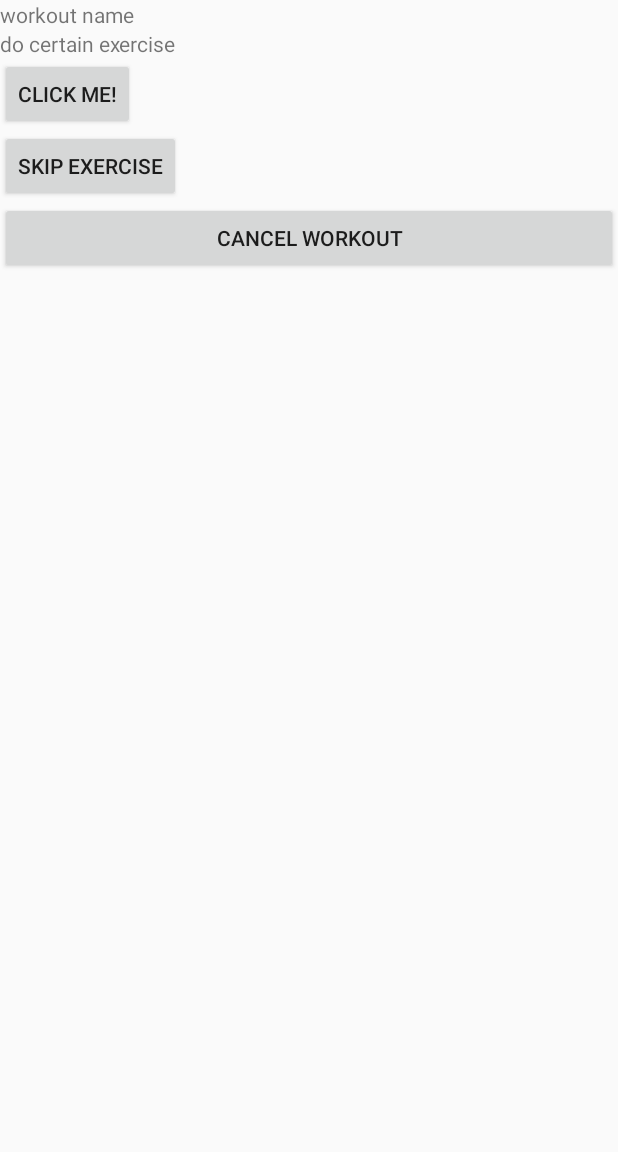
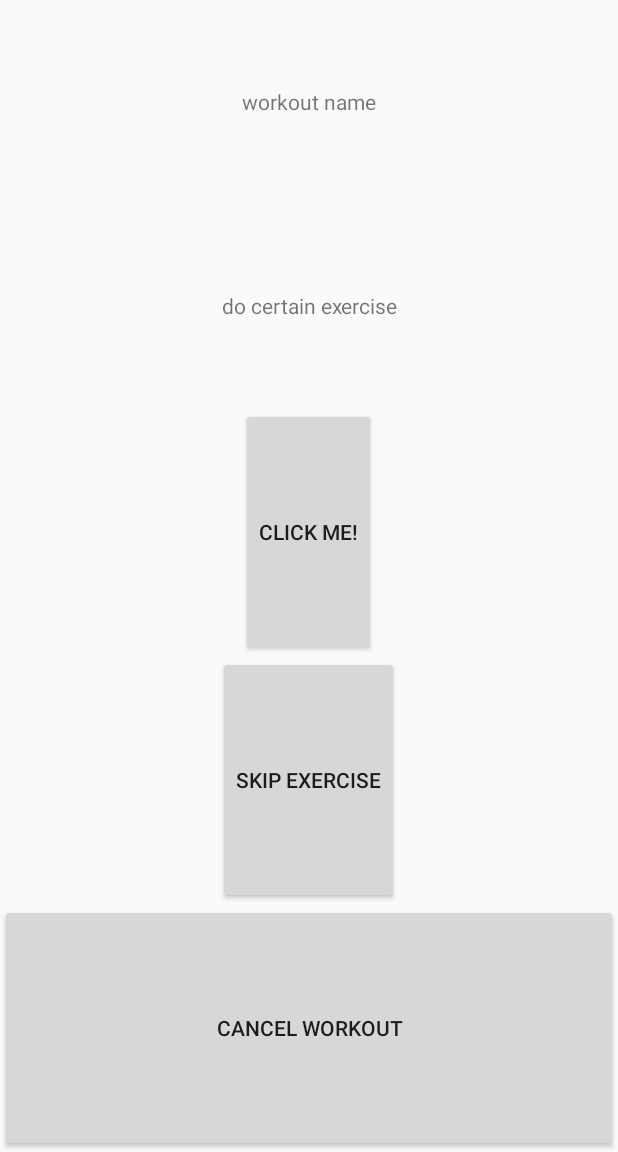
Before and after one commit to CliffWilson98/U-Fit, an Android app: the PerformWorkoutActivity screen opened directly, with no data from a screen before it, on a phone screen of 412 x 824 dp, the part 84-1236 px from its top. Run offline under Robolectric (Android 15) with nearby library versions, the phone set to English and light mode, and no system bars.

Commit message:
repositioned elements in performWorkout layout

```diff
--- a/FitnessAppNavigationDrawer/app/src/main/res/layout/activity_perform_workout.xml
+++ b/FitnessAppNavigationDrawer/app/src/main/res/layout/activity_perform_workout.xml
@@ -17,25 +17,34 @@
 
     <TextView
         android:text="workout name"
+        android:layout_weight="1"
         android:layout_width="match_parent"
-        android:layout_height="wrap_content" />
+        android:layout_height="wrap_content"
+        android:gravity="center"/>
 
     <TextView
+        android:layout_weight="1"
         android:text="do certain exercise"
         android:layout_width="match_parent"
-        android:layout_height="wrap_content" />
+        android:layout_height="wrap_content"
+        android:gravity="center"/>
 
     <Button
+        android:layout_weight="1"
         android:text="Click Me!"
         android:layout_width="wrap_content"
-        android:layout_height="wrap_content" />
+        android:layout_height="wrap_content"
+        android:layout_gravity="center"/>
 
     <Button
+        android:layout_weight="1"
         android:text="Skip Exercise"
         android:layout_width="wrap_content"
-        android:layout_height="wrap_content" />
+        android:layout_height="wrap_content"
+        android:layout_gravity="center"/>
 
     <Button
+        android:layout_weight="1"
         android:text="Cancel Workout"
         android:layout_width="match_parent"
         android:layout_height="wrap_content" />
```
